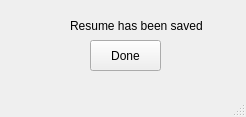
The window that form2.ui (nigkty123/ap-1399-finalproject) describes before a commit, drawn with Qt 5.
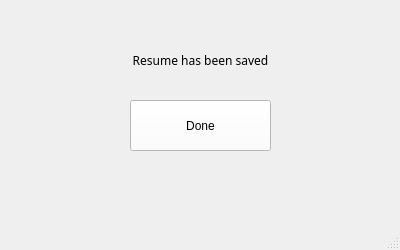
The same window after the commit.

```diff
--- a/form2.ui
+++ b/form2.ui
@@ -6,39 +6,91 @@
    <rect>
     <x>0</x>
     <y>0</y>
-    <width>246</width>
-    <height>117</height>
+    <width>400</width>
+    <height>250</height>
    </rect>
   </property>
+  <property name="sizePolicy">
+   <sizepolicy hsizetype="Fixed" vsizetype="Fixed">
+    <horstretch>0</horstretch>
+    <verstretch>0</verstretch>
+   </sizepolicy>
+  </property>
+  <property name="minimumSize">
+   <size>
+    <width>400</width>
+    <height>250</height>
+   </size>
+  </property>
+  <property name="maximumSize">
+   <size>
+    <width>400</width>
+    <height>250</height>
+   </size>
+  </property>
   <property name="windowTitle">
    <string>MainWindow</string>
   </property>
   <widget class="QWidget" name="centralwidget">
+   <property name="sizePolicy">
+    <sizepolicy hsizetype="Fixed" vsizetype="Fixed">
+     <horstretch>10</horstretch>
+     <verstretch>10</verstretch>
+    </sizepolicy>
+   </property>
+   <property name="minimumSize">
+    <size>
+     <width>20</width>
+     <height>0</height>
+    </size>
+   </property>
    <widget class="QLabel" name="label">
     <property name="geometry">
      <rect>
-      <x>70</x>
-      <y>10</y>
-      <width>181</width>
-      <height>31</height>
+      <x>60</x>
+      <y>30</y>
+      <width>281</width>
+      <height>61</height>
      </rect>
     </property>
+    <property name="sizePolicy">
+     <sizepolicy hsizetype="Fixed" vsizetype="Fixed">
+      <horstretch>0</horstretch>
+      <verstretch>0</verstretch>
+     </sizepolicy>
+    </property>
+    <property name="font">
+     <font>
+      <family>IRANSansWeb</family>
+      <pointsize>9</pointsize>
+      <weight>10</weight>
+      <italic>false</italic>
+      <bold>false</bold>
+     </font>
+    </property>
     <property name="styleSheet">
      <string notr="true">color: rgb(0, 0, 0);</string>
     </property>
     <property name="text">
      <string>Resume has been saved</string>
     </property>
+    <property name="alignment">
+     <set>Qt::AlignCenter</set>
+    </property>
    </widget>
    <widget class="QPushButton" name="DoneButton">
     <property name="geometry">
      <rect>
-      <x>90</x>
-      <y>40</y>
-      <width>71</width>
-      <height>31</height>
+      <x>130</x>
+      <y>100</y>
+      <width>141</width>
+      <height>51</height>
      </rect>
     </property>
+    <property name="styleSheet">
+     <string notr="true">background-color: rgb(255, 255, 255);
+font: 9pt &quot;IRANSansWeb&quot;;</string>
+    </property>
     <property name="text">
      <string>Done</string>
     </property>
```
Left out of the diff: 27 changed lines with no effect on the pictures.
